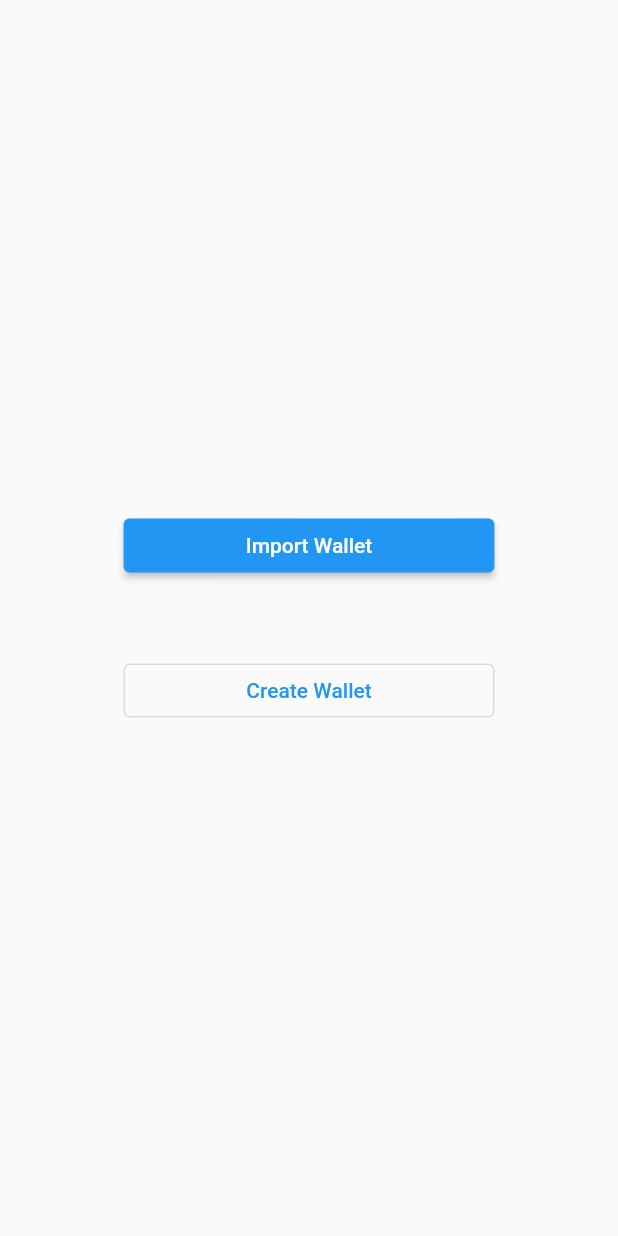
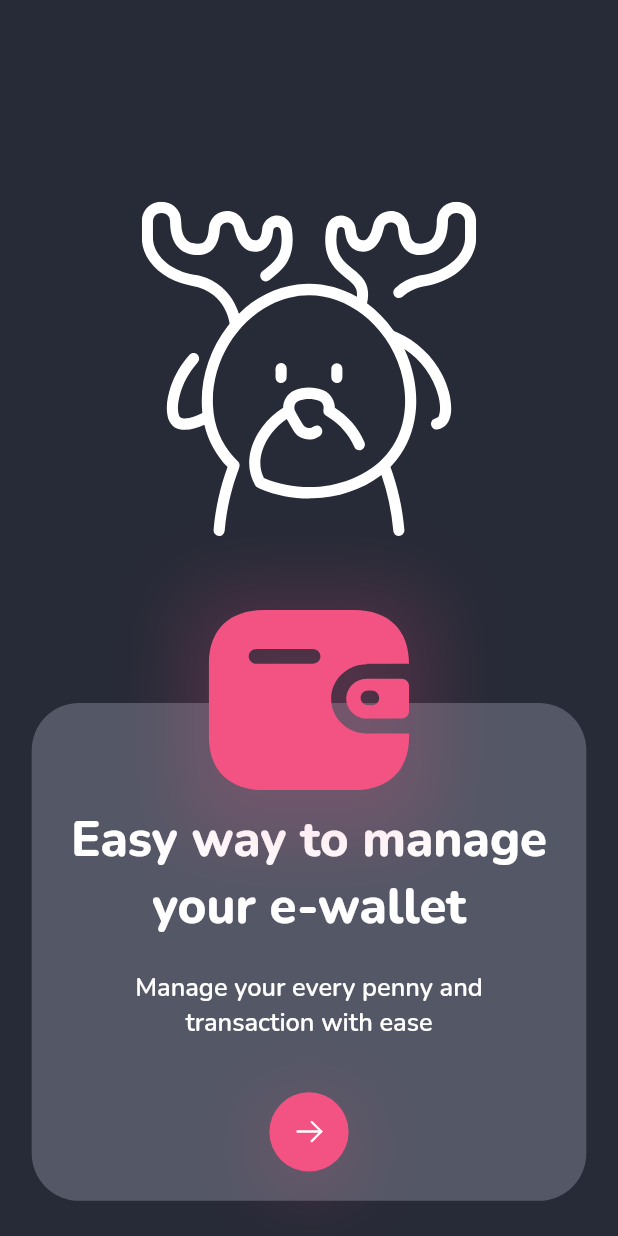
Before and after one commit to hunghuy201280/flutter_crypto_wallet, a Flutter app: the screen it shows after launch, on a phone screen of 412 x 824 dp. Run offline on Flutter 3.47's test engine with Material 2 defaults, Android fonts, the phone set to English and light mode, and no system bars; our stand-ins replace bloc, dio, flutter_bloc, flutter_screenutil, flutter_svg, freezed_annotation and 1 more; missing offline and left inert: web3dart; accounts and stored records are empty; statements that could not run were skipped.

Commit message:
feature - login screen

```diff
--- a/lib/l10n/intl_en.arb
+++ b/lib/l10n/intl_en.arb
@@ -1,5 +1,8 @@
 {
   "@@locale": "en",
+  "appName" : "App Name",
+  "easyWayToManageYourEWallet" : "Easy way to manage your e-wallet",
+  "manageYourEveryPennyAndTransactionWithEase": "Manage your every penny and transaction with ease",
   "importWallet" : "Import Wallet",
   "createWallet" : "Create Wallet"
 }
--- a/lib/l10n/intl_vi.arb
+++ b/lib/l10n/intl_vi.arb
@@ -1,5 +1,8 @@
 {
   "@@locale": "vi",
+  "appName" : "App Name",
+  "easyWayToManageYourEWallet" : "Dễ dàng để quản lý ví điện tử của bạn",
+  "manageYourEveryPennyAndTransactionWithEase": "Quản lý từng xu và giao dịch của bạn một cách dễ dàng",
   "importWallet" : "Nhập ví",
   "createWallet" : "Tạo ví"
 }
--- a/lib/routes/app_route.dart
+++ b/lib/routes/app_route.dart
@@ -3,6 +3,8 @@ import 'package:flutter/material.dart';
 import 'package:flutter_ntf_marketplace/views/home/home_screen.dart';
 import 'package:flutter_ntf_marketplace/views/login/login_screen.dart';
 import 'package:flutter_ntf_marketplace/views/splash_screen.dart';
+
+import 'custom_route/fade_page_route.dart';
 
 class AppRoute {
   static Route<dynamic> onGenerateRoute(RouteSettings settings) {
@@ -10,15 +12,17 @@ class AppRoute {
       case SplashScreen.id:
         return CupertinoPageRoute(
           builder: (_) => const SplashScreen(),
-
+          settings: settings,
         );
       case LoginScreen.id:
-        return CupertinoPageRoute(
-          builder: (_) => const LoginScreen(),
+        return FadePageRoute(
+          page: const LoginScreen(),
+          settings: settings,
         );
       case HomeScreen.id:
         return CupertinoPageRoute(
           builder: (_) => const HomeScreen(),
+          settings: settings,
         );
       default:
         return _errorRoute();
--- /dev/null
+++ b/lib/routes/custom_route/fade_page_route.dart
@@ -0,0 +1,25 @@
+import 'package:flutter/material.dart';
+
+class FadePageRoute extends PageRouteBuilder {
+  final Widget page;
+  FadePageRoute({RouteSettings? settings, required this.page})
+      : super(
+          pageBuilder: (
+            BuildContext context,
+            Animation<double> animation,
+            Animation<double> secondaryAnimation,
+          ) =>
+              page,
+          transitionsBuilder: (
+            BuildContext context,
+            Animation<double> animation,
+            Animation<double> secondaryAnimation,
+            Widget child,
+          ) =>
+              FadeTransition(
+            opacity: animation,
+            child: child,
+          ),
+          settings: settings,
+        );
+}
--- a/lib/views/login/login_screen.dart
+++ b/lib/views/login/login_screen.dart
@@ -2,6 +2,7 @@ import 'dart:math';
 
 import 'package:flutter/cupertino.dart';
 import 'package:flutter/material.dart';
+import 'package:flutter_ntf_marketplace/configs/color_config.dart';
 import 'package:flutter_ntf_marketplace/configs/text_config.dart';
 import 'package:flutter_ntf_marketplace/generated/l10n.dart';
 import 'package:flutter_ntf_marketplace/view_models/login_bloc/login_bloc.dart';
@@ -9,6 +10,7 @@ import 'package:flutter_ntf_marketplace/views/login/import_wallet_screen.dart';
 import 'package:flutter_ntf_marketplace/views/login/setup_wallet_screen.dart';
 import 'package:flutter_screenutil/flutter_screenutil.dart';
 import 'package:flutter_bloc/flutter_bloc.dart';
+import 'package:flutter_svg/flutter_svg.dart';
 import 'package:web3dart/credentials.dart';
 
 class LoginScreen extends StatefulWidget {
@@ -25,6 +27,7 @@ class _LoginScreenState extends State<LoginScreen> {
     return BlocProvider(
       create: (context) => LoginBloc(),
       child: const Scaffold(
+        backgroundColor: AppColors.kColor1,
         body: _BodyScreen(),
       ),
     );
@@ -42,43 +45,120 @@ class __BodyScreenState extends State<_BodyScreen> {
   @override
   Widget build(BuildContext context) {
     final s = S.of(context);
-    return Center(
+    return SizedBox(
+      height: 1.sh,
+      width: 1.sw,
       child: Column(
-        mainAxisAlignment: MainAxisAlignment.center,
+        mainAxisAlignment: MainAxisAlignment.end,
+        crossAxisAlignment: CrossAxisAlignment.center,
+        mainAxisSize: MainAxisSize.min,
         children: [
+          SvgPicture.asset(
+            'assets/icons/icon_app.svg',
+            width: 211.w,
+            height: 211.w,
+          ),
           SizedBox(
-            width: 0.6.sw,
-            child: ElevatedButton(
-              onPressed: () {
-                Navigator.push(
-                  context,
-                  CupertinoPageRoute(
-                    builder: (context) => const ImportWalletScreen(),
+            height: 90.h,
           ),
-                );
-              },
+          Stack(
+            clipBehavior: Clip.none,
+            alignment: Alignment.center,
+            children: [
+              Positioned(
+                child: Container(
+                  margin:
+                      EdgeInsets.symmetric(horizontal: 20.w, vertical: 24.h),
+                  height: 340.h,
+                  decoration: BoxDecoration(
+                    color: AppColors.kColor2,
+                    borderRadius: BorderRadius.circular(30.w),
+                  ),
+                  child: Column(
+                    mainAxisAlignment: MainAxisAlignment.end,
+                    crossAxisAlignment: CrossAxisAlignment.center,
+                    children: [
+                      Padding(
+                        padding: EdgeInsets.symmetric(horizontal: 21.w),
                         child: Text(
-                s.importWallet,
+                          s.easyWayToManageYourEWallet,
+                          style: TextConfigs.kHeader2_9.copyWith(),
+                          textAlign: TextAlign.center,
+                        ),
+                      ),
+                      SizedBox(
+                        height: 20.h,
+                      ),
+                      Padding(
+                        padding: EdgeInsets.symmetric(horizontal: 53.w),
+                        child: Text(
+                          s.manageYourEveryPennyAndTransactionWithEase,
+                          style: TextConfigs.kLabel_9,
+                          textAlign: TextAlign.center,
+                        ),
+                      ),
+                      SizedBox(
+                        height: 36.h,
+                      ),
+                      Container(
+                        decoration: BoxDecoration(boxShadow: [
+                          BoxShadow(
+                            color: AppColors.kColor6.withOpacity(0.2),
+                            offset: Offset(0, 10.h),
+                            blurRadius: 40.w,
+                            spreadRadius: 0,
+                          )
+                        ]),
+                        child: Material(
+                          clipBehavior: Clip.hardEdge,
+                          color: AppColors.kColor6,
+                          borderRadius: BorderRadius.circular(25.w),
+                          child: InkWell(
+                            splashFactory: InkRipple.splashFactory,
+                            onTap: () {},
+                            child: Padding(
+                              padding: EdgeInsets.all(13.w),
+                              child: SvgPicture.asset(
+                                'assets/icons/icon_arrow_right.svg',
+                                width: 24.w,
+                                height: 24.w,
+                              ),
+                            ),
                           ),
                         ),
                       ),
                       SizedBox(
-            height: 50.h,
+                        height: 20.h,
                       ),
-          SizedBox(
-            width: 0.6.sw,
-            child: OutlinedButton(
-              onPressed: () {
-                Navigator.push(
-                  context,
-                  CupertinoPageRoute(
-                    builder: (context) => const SetupWalletScreen(),
+                    ],
                   ),
-                );
-              },
-              child: Text(s.createWallet),
                 ),
+              ),
+              Positioned(
+                bottom: 284.h,
+                child: Center(
+                  child: Container(
+                    decoration: BoxDecoration(
+                      boxShadow: [
+                        BoxShadow(
+                          color: AppColors.kColor6.withOpacity(0.2),
+                          offset: Offset(0, 10.h),
+                          blurRadius: 40.w,
+                          spreadRadius: 0,
                         )
+                      ],
+                    ),
+                    child: SvgPicture.asset(
+                      'assets/icons/icon_wallet_solid.svg',
+                      height: 164.h,
+                      width: 164.h,
+                      color: AppColors.kColor6,
+                    ),
+                  ),
+                ),
+              ),
+            ],
+          ),
         ],
       ),
     );
--- a/lib/views/splash_screen.dart
+++ b/lib/views/splash_screen.dart
@@ -1,8 +1,13 @@
 import 'package:flutter/material.dart';
 import 'package:flutter_bloc/flutter_bloc.dart';
+import 'package:flutter_ntf_marketplace/configs/color_config.dart';
+import 'package:flutter_ntf_marketplace/configs/text_config.dart';
+import 'package:flutter_ntf_marketplace/generated/l10n.dart';
 import 'package:flutter_ntf_marketplace/view_models/auth_bloc/auth_bloc.dart';
 import 'package:flutter_ntf_marketplace/views/home/home_screen.dart';
 import 'package:flutter_ntf_marketplace/views/login/login_screen.dart';
+import 'package:flutter_screenutil/flutter_screenutil.dart';
+import 'package:flutter_svg/flutter_svg.dart';
 import 'package:provider/src/provider.dart';
 import 'package:web3dart/web3dart.dart';
 
@@ -17,12 +22,16 @@ class SplashScreen extends StatefulWidget {
 class _SplashScreenState extends State<SplashScreen> {
   @override
   void initState() {
-    context.read<AuthBloc>().add(const AuthEvent.initial());
     super.initState();
+    WidgetsBinding.instance?.addPostFrameCallback((timeStamp) async {
+      await Future.delayed(const Duration(milliseconds: 5000));
+      context.read<AuthBloc>().add(const AuthEvent.initial());
+    });
   }
 
   @override
   Widget build(BuildContext context) {
+    final s = S.of(context);
     return BlocListener<AuthBloc, AuthState>(
       listener: (context, state) => state.when(
         unauthenticated: () {
@@ -34,9 +43,27 @@ class _SplashScreenState extends State<SplashScreen> {
         authenticatedNoPassword: (wallet) {},
         authenticated: (Wallet wallet) {},
       ),
-      child: const Scaffold(
+      child: Scaffold(
+        backgroundColor: AppColors.kColor1,
         body: Center(
-          child: CircularProgressIndicator.adaptive(),
+          child: Column(
+            mainAxisAlignment: MainAxisAlignment.center,
+            mainAxisSize: MainAxisSize.min,
+            children: [
+              SvgPicture.asset(
+                'assets/icons/icon_app.svg',
+                height: 211.w,
+                width: 211.w,
+              ),
+              SizedBox(
+                height: 27.h,
+              ),
+              Text(
+                s.appName,
+                style: TextConfigs.kHeader1_9,
+              )
+            ],
+          ),
         ),
       ),
     );
--- a/pubspec.yaml
+++ b/pubspec.yaml
@@ -80,6 +80,7 @@ flutter:
   assets:
     - assets/
     - assets/images/
+    - assets/icons/
 
   # An image asset can refer to one or more resolution-specific "variants", see
   # https://flutter.dev/assets-and-images/#resolution-aware.
```
Also changed, not shown: assets/icons/icon_app.svg (added), assets/icons/icon_arrow_right.svg (added), assets/icons/icon_wallet_solid.svg (added), lib/generated/intl/messages_en.dart, lib/generated/intl/messages_vi.dart, lib/generated/l10n.dart. Lines whose indentation alone changed are shown as unchanged.
